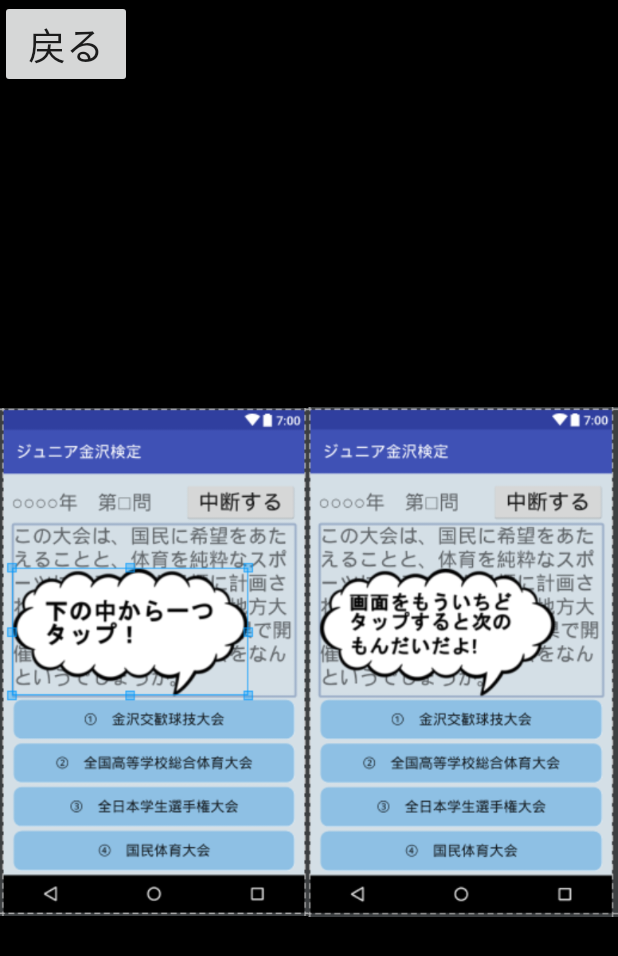
After one commit to kiesproject/android-kanazawa-2016, an Android app: the TutoActivity screen opened directly, with no data from a screen before it, on a phone screen of 412 x 824 dp. The commit adds this screen. Shown: the top 956 px of the screen. Run offline under Robolectric (Android 15) with nearby library versions, the phone set to English and light mode, and no system bars.

Commit message:
tutorialの追加

```diff
--- a/juniorkanazawa/app/src/main/AndroidManifest.xml
+++ b/juniorkanazawa/app/src/main/AndroidManifest.xml
@@ -17,6 +17,10 @@
 
                 <category android:name="android.intent.category.LAUNCHER" />
             </intent-filter>
+        </activity>
+        <activity android:name=".TutoActivity"
+            android:theme="@style/AppTheme">
+
         </activity>
         <activity
             android:name=".QuizActivity"
--- a/juniorkanazawa/app/src/main/java/com/higamasa/juniorkanazawa/QuizActivity.java
+++ b/juniorkanazawa/app/src/main/java/com/higamasa/juniorkanazawa/QuizActivity.java
@@ -251,9 +251,11 @@ public class QuizActivity extends Activity implements View.OnClickListener {
 		selectButton[2].setBackgroundResource(R.drawable.round_button);
 		selectButton[3].setBackgroundResource(R.drawable.round_button);
 	}
+
 	@Override
 	public void onClick(View view) {
 	}
+
 	public void CorrectAnimation(View view) {
 //		correctImage.setVisibility(View.INVISIBLE);
 		anim_start_correct = AnimationUtils.loadAnimation(this, R.anim.anim_start);
--- /dev/null
+++ b/juniorkanazawa/app/src/main/java/com/higamasa/juniorkanazawa/TutoActivity.java
@@ -0,0 +1,36 @@
+package com.higamasa.juniorkanazawa;
+
+import android.app.Activity;
+import android.os.Bundle;
+import android.view.View;
+import android.widget.Button;
+import android.content.Intent;
+
+/**
+ * Created by higamasa on 2017/03/19.
+ */
+
+public class TutoActivity extends Activity implements View.OnClickListener{
+
+	private Button backButton;
+
+	@Override
+	protected void onCreate(Bundle savedInstanceState){
+		super.onCreate(savedInstanceState);
+		setContentView(R.layout.tutorial_quiz);
+
+		backButton = (Button)findViewById(R.id.backButton);
+		backButton.setOnClickListener(new View.OnClickListener() {
+			@Override
+			public void onClick(View v) {
+				Intent intent = new Intent(TutoActivity.this,QuizChoice.class);
+				startActivity(intent);
+			}
+		});
+	}
+
+	@Override
+	public void onClick(View v) {
+
+	}
+}
--- a/juniorkanazawa/app/src/main/res/drawable/ripple_back.xml
+++ b/juniorkanazawa/app/src/main/res/drawable/ripple_back.xml
@@ -1,4 +1,4 @@
 <?xml version="1.0" encoding="utf-8"?>
-<color xmlns:android="http://schemas.android.com/apk/res/android" android:color="#00FF7F">
+<color xmlns:android="http://schemas.android.com/apk/res/android" android:color="#D4DFE6">
 
 </color>
--- a/juniorkanazawa/app/src/main/res/layout/activity_main.xml
+++ b/juniorkanazawa/app/src/main/res/layout/activity_main.xml
@@ -5,7 +5,7 @@
     android:id="@+id/activity_main"
     android:layout_width="match_parent"
     android:layout_height="match_parent"
-    android:background="#00FF7F"
+    android:background="#D4DFE6"
     android:paddingBottom="@dimen/activity_vertical_margin"
     android:paddingLeft="@dimen/activity_horizontal_margin"
     android:paddingRight="@dimen/activity_horizontal_margin"
@@ -23,7 +23,7 @@
             android:layout_height="wrap_content"
             android:layout_gravity="center"
             android:src="@drawable/title3"
-            android:background="#00FF7F"
+            android:background="#D4DFE6"
             android:gravity="center"/>
 
         <ImageButton
--- /dev/null
+++ b/juniorkanazawa/app/src/main/res/layout/tutorial_quiz.xml
@@ -0,0 +1,30 @@
+<?xml version="1.0" encoding="utf-8"?>
+<LinearLayout xmlns:android="http://schemas.android.com/apk/res/android"
+			  android:id="@+id/tutorial_quiz"
+			  android:orientation="vertical"
+			  android:layout_width="match_parent"
+			  android:layout_height="match_parent"
+			  android:background="#000000">
+	<Button
+		android:layout_width="wrap_content"
+		android:layout_height="wrap_content"
+		android:id="@+id/backButton"
+		android:text="戻る"
+		android:textSize="25dp"/>
+	<LinearLayout
+		android:layout_width="wrap_content"
+		android:layout_height="match_parent"
+		android:orientation="horizontal">
+		<ImageView
+			android:layout_width="wrap_content"
+			android:layout_height="match_parent"
+			android:layout_weight="1"
+			android:src="@drawable/tuto1"/>
+		<ImageView
+			android:layout_width="wrap_content"
+			android:layout_height="match_parent"
+			android:layout_weight="1"
+			android:src="@drawable/tuto2"/>
+	</LinearLayout>
+
+</LinearLayout>
```
Also changed, not shown: juniorkanazawa/app/src/main/java/com/higamasa/juniorkanazawa/QuizChoice.java (+13 -2 lines), juniorkanazawa/app/src/main/java/com/higamasa/juniorkanazawa/QuizResult.java (+18 -0 lines), juniorkanazawa/app/src/main/res/layout/choice_quiz.xml (+24 -16 lines), juniorkanazawa/app/src/main/res/layout/resurt_quiz.xml (+14 -6 lines), juniorkanazawa/app/src/main/res/drawable/comment.png (added), juniorkanazawa/app/src/main/res/drawable/no.png (added), juniorkanazawa/app/src/main/res/drawable/tuto1.png (added), juniorkanazawa/app/src/main/res/drawable/tuto2.png (added), juniorkanazawa/app/src/main/res/drawable/tutorial1.png (added), juniorkanazawa/app/src/main/res/drawable/yes.png (added).
